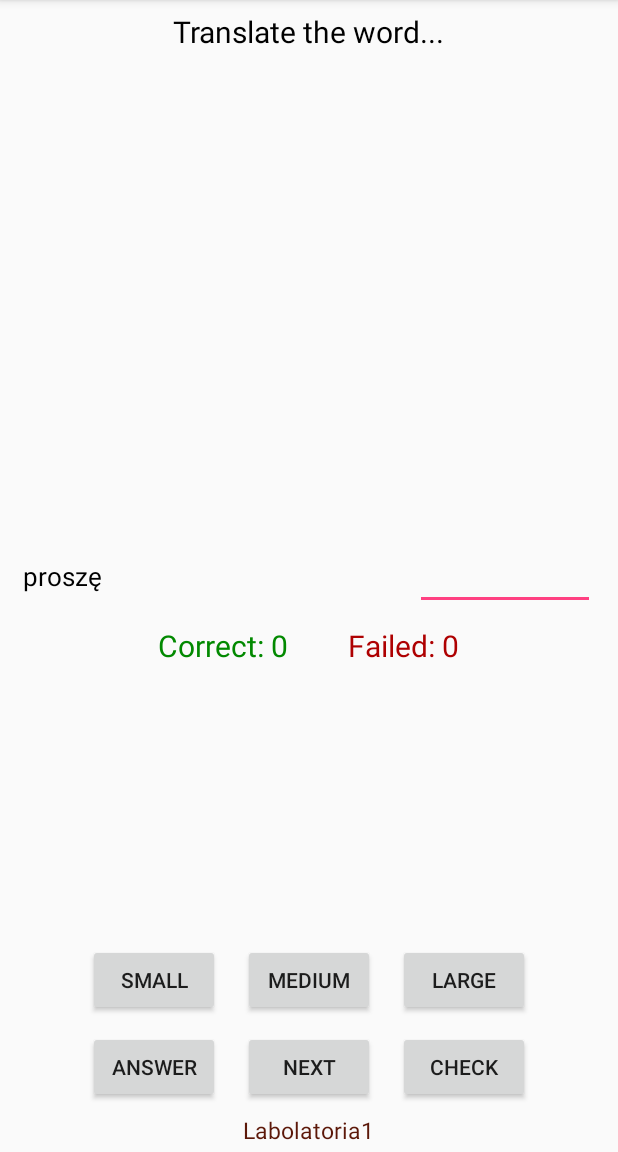
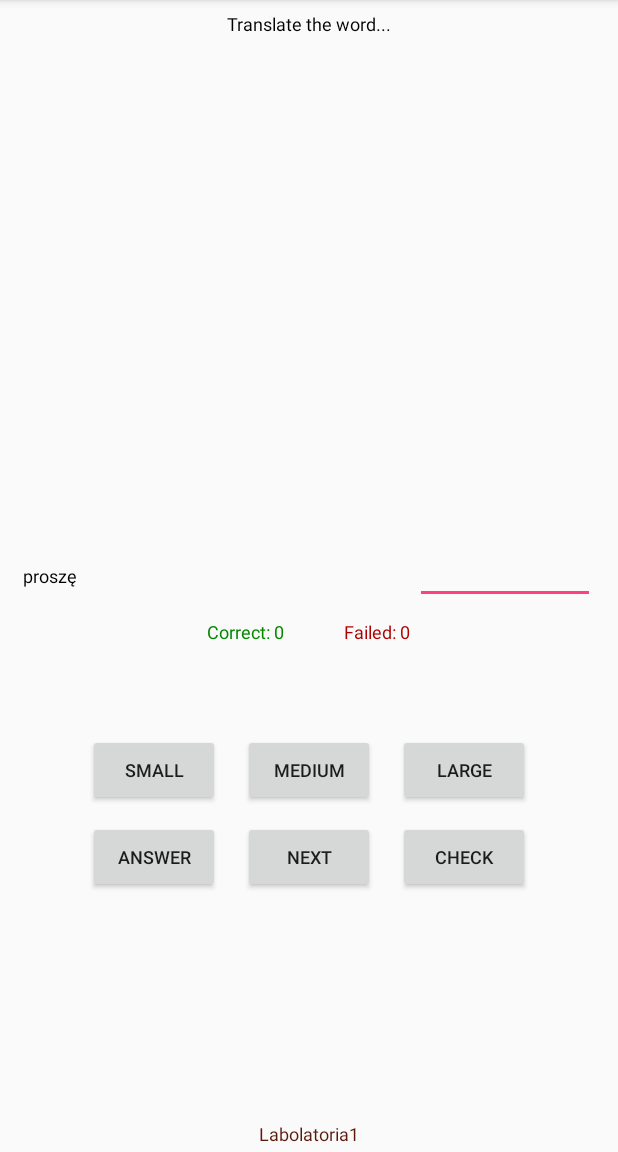
Before and after one commit to Squaess/Android, an Android app: the screen it shows after launch (MainActivity), after a tap on "SMALL", on a phone screen of 412 x 824 dp, the part 84-1236 px from its top. Run offline under Robolectric (Android 15) with nearby library versions, the phone set to English and light mode, and no system bars.

Commit message:
Adding new buttons and edning of the game **win

```diff
--- a/Lab1/app/src/main/java/com/example/bartosz/lab1/MainActivity.java
+++ b/Lab1/app/src/main/java/com/example/bartosz/lab1/MainActivity.java
@@ -1,17 +1,23 @@
 package com.example.bartosz.lab1;
 
+import android.graphics.Color;
+import android.support.annotation.ColorInt;
 import android.support.v7.app.AppCompatActivity;
 import android.os.Bundle;
 import android.text.Html;
+import android.text.Layout;
 import android.text.method.LinkMovementMethod;
 import android.view.View;
 import android.widget.Button;
 import android.widget.EditText;
+import android.widget.ListView;
+import android.widget.RelativeLayout;
 import android.widget.TextView;
 import android.widget.Toast;
 
 import org.w3c.dom.Text;
 
+import java.util.List;
 import java.util.Random;
 
 public class MainActivity extends AppCompatActivity {
@@ -27,6 +33,7 @@ public class MainActivity extends AppCompatActivity {
             {"please","proszę"},
             {"yes","tak"}
     };
+    private boolean[] czyByl;
     private int toRand;
     private String word;
     private String guess;
@@ -34,12 +41,15 @@ public class MainActivity extends AppCompatActivity {
     private int col;
     private int correct=0;
     private int failed=0;
+    private Button check;
 
     @Override
     protected void onCreate(Bundle savedInstanceState) {
         super.onCreate(savedInstanceState);
         setContentView(R.layout.activity_main);
+        check = (Button)findViewById(R.id.b2);
         toRand = dictionary.length;
+        czyByl = new boolean[toRand];
         roll();
     }
 
@@ -47,18 +57,30 @@ public class MainActivity extends AppCompatActivity {
         Random rand =  new Random();
         int prev = row;
         row = rand.nextInt(toRand);
-        if(prev == row) {
-            row = (row+1)%toRand;
+        int val = 0;
+        for(int i = 0; i < toRand; i++) {
+            if(czyByl[i]==true) val++;
         }
-        TextView tv1 = (TextView)findViewById(R.id.cb);
-        tv1.setText("Correct: "+ correct);
-        TextView tv2 = (TextView)findViewById(R.id.fb);
-        tv2.setText("Failed: "+ failed);
-        col = rand.nextInt(2);
-        word = dictionary[row][col];
-        TextView tv = (TextView)findViewById(R.id.word);
-        tv.setText(word);
-        EditText et = (EditText)findViewById(R.id.guess);
+        if(val==toRand) {
+            Toast.makeText(this, "END!!", Toast.LENGTH_SHORT).show();
+            RelativeLayout l = (RelativeLayout)findViewById(R.id.main);
+            l.setBackgroundColor(Color.GREEN);
+        } else {
+            while (prev == row || czyByl[row] == true) {
+                row = (row + 1) % toRand;
+            }
+            col = rand.nextInt(2);
+            word = dictionary[row][col];
+            TextView tv = (TextView) findViewById(R.id.word);
+            tv.setText(word);
+        }
+        check.setEnabled(true);
+        TextView tv1 = (TextView) findViewById(R.id.cb);
+        tv1.setText("Correct: " + correct);
+        TextView tv2 = (TextView) findViewById(R.id.fb);
+        tv2.setText("Failed: " + failed);
+
+        EditText et = (EditText) findViewById(R.id.guess);
         et.setText("");
     }
 
@@ -71,6 +93,7 @@ public class MainActivity extends AppCompatActivity {
         guess = et.getText().toString();
         if(guess.equals(dictionary[row][(col+1)%2])) {
             Toast.makeText(this, "Correct", Toast.LENGTH_LONG).show();
+            czyByl[row]=true;
             correct++;
             roll();
         } else {
@@ -83,6 +106,7 @@ public class MainActivity extends AppCompatActivity {
     public void answButton(View view) {
         EditText et = (EditText)findViewById(R.id.guess);
         et.setText(dictionary[row][(col+1)%2]);
+        check.setEnabled(false);
     }
 
     public void fail() {
@@ -92,7 +116,22 @@ public class MainActivity extends AppCompatActivity {
         tv2.setText("Failed: "+ failed);
     }
 
-    public void small() {
+    public void small(View view) {
+        Toast.makeText(this, "Small", Toast.LENGTH_LONG).show();
+        setSize((float)12.0);
+    }
+
+    public void medium(View view) {
+        Toast.makeText(this, "Medium", Toast.LENGTH_LONG).show();
+        setSize((float)16);
+    }
+
+    public void large(View view) {
+        Toast.makeText(this, "Large", Toast.LENGTH_LONG).show();
+        setSize((float)24);
+    }
+
+    private void setSize(float n) {
         TextView heading = (TextView)findViewById(R.id.heading);
         TextView word = (TextView)findViewById(R.id.word);
         EditText gues = (EditText)findViewById(R.id.guess);
@@ -109,9 +148,18 @@ public class MainActivity extends AppCompatActivity {
 
         TextView bot = (TextView)findViewById(R.id.bottom);
 
-        setSize();
+        heading.setTextSize(n);
+        word.setTextSize(n);
+        gues.setTextSize(n);
+        sm.setTextSize(n);
+        me.setTextSize(n);
+        lg.setTextSize(n);
+        an.setTextSize(n);
+        ne.setTextSize(n);
+        ch.setTextSize(n);
+        cb.setTextSize(n);
+        fb.setTextSize(n);
+        bot.setTextSize(n);
     }
 
-    private void setSize() {}
-
 }
--- a/Lab1/app/src/main/res/layout/activity_main.xml
+++ b/Lab1/app/src/main/res/layout/activity_main.xml
@@ -3,7 +3,8 @@
     xmlns:tools="http://schemas.android.com/tools"
     android:layout_width="match_parent"
     android:layout_height="match_parent"
-    tools:context="com.example.bartosz.lab1.MainActivity">
+    tools:context="com.example.bartosz.lab1.MainActivity"
+    android:id="@+id/main">
 
     <TextView android:id="@+id/heading"
         android:layout_width="wrap_content"
@@ -31,45 +32,18 @@
         android:layout_centerVertical="true"
         android:maxLines="1" />
 
-    <LinearLayout xmlns:android="http://schemas.android.com/apk/res/android"
-        xmlns:tools="http://schemas.android.com/tools"
-        tools:context="com.example.bartosz.lab1.MainActivity"
-        android:layout_width="wrap_content"
-        android:layout_height="wrap_content"
-        android:layout_above="@id/butID"
-        android:layout_marginBottom="10dp"
-        android:layout_centerHorizontal="true">
 
-        <Button android:id="@+id/sm"
-            android:layout_width="wrap_content"
-            android:layout_height="wrap_content"
-            android:text="@string/Small"
-            android:layout_marginEnd="15dp"
-            android:onClick=""/>
 
-        <Button android:id="@+id/me"
-            android:layout_width="wrap_content"
-            android:layout_height="wrap_content"
-            android:text="@string/Medium"
-            android:layout_marginEnd="15dp"
-            android:onClick=""/>
-
-        <Button android:id="@+id/lg"
-            android:layout_width="wrap_content"
-            android:layout_height="wrap_content"
-            android:text="@string/Large"
-            android:onClick=""/>
-
-    </LinearLayout>
-
-    <LinearLayout xmlns:android="http://schemas.android.com/apk/res/android"
+    <LinearLayout
+        xmlns:android="http://schemas.android.com/apk/res/android"
         xmlns:tools="http://schemas.android.com/tools"
         tools:context="com.example.bartosz.lab1.MainActivity"
         android:layout_width="wrap_content"
         android:layout_height="wrap_content"
         android:layout_below="@id/guess"
         android:layout_marginTop="10dp"
-        android:layout_centerHorizontal="true">
+        android:layout_centerHorizontal="true"
+        android:id="@+id/tx2">
 
         <TextView android:id="@+id/cb"
             android:layout_width="wrap_content"
@@ -90,12 +64,46 @@
             />
 
     </LinearLayout>
+
+    <LinearLayout xmlns:android="http://schemas.android.com/apk/res/android"
+        xmlns:tools="http://schemas.android.com/tools"
+        tools:context="com.example.bartosz.lab1.MainActivity"
+        android:layout_width="wrap_content"
+        android:layout_height="wrap_content"
+        android:layout_below="@id/tx2"
+        android:layout_marginBottom="10dp"
+        android:layout_marginTop="60dp"
+        android:layout_centerHorizontal="true"
+        android:id="@+id/buttons1">
+
+        <Button android:id="@+id/sm"
+            android:layout_width="wrap_content"
+            android:layout_height="wrap_content"
+            android:text="@string/Small"
+            android:layout_marginEnd="15dp"
+            android:onClick="small"/>
+
+        <Button android:id="@+id/me"
+            android:layout_width="wrap_content"
+            android:layout_height="wrap_content"
+            android:text="@string/Medium"
+            android:layout_marginEnd="15dp"
+            android:onClick="medium"/>
+
+        <Button android:id="@+id/lg"
+            android:layout_width="wrap_content"
+            android:layout_height="wrap_content"
+            android:text="@string/Large"
+            android:onClick="large"/>
+
+    </LinearLayout>
+
     <LinearLayout xmlns:android="http://schemas.android.com/apk/res/android"
         android:id="@+id/butID"
         xmlns:tools="http://schemas.android.com/tools"
         android:layout_width="wrap_content"
         android:layout_height="wrap_content"
-        android:layout_above="@id/bottom"
+        android:layout_below="@id/buttons1"
         android:layout_centerHorizontal="true"
         android:layout_marginBottom="7dp">
 
```
